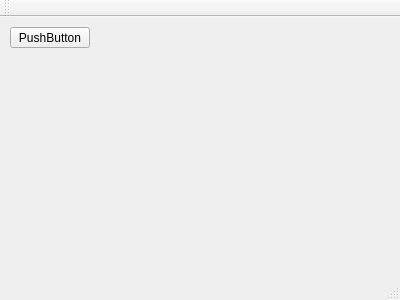
Qt form mainwindow.ui (stormkirill98/StereoTo3D) before a commit.
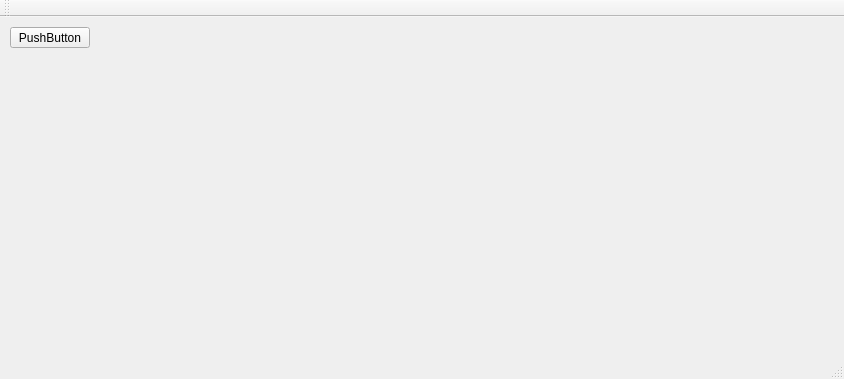
The same form after that commit.

Commit message: define camera ids, output video from camera to widget

```diff
--- a/mainwindow.ui
+++ b/mainwindow.ui
@@ -6,8 +6,8 @@
    <rect>
     <x>0</x>
     <y>0</y>
-    <width>400</width>
-    <height>300</height>
+    <width>844</width>
+    <height>379</height>
    </rect>
   </property>
   <property name="windowTitle">
@@ -33,6 +33,32 @@
      <bool>false</bool>
     </property>
    </widget>
+   <widget class="QLabel" name="image1">
+    <property name="geometry">
+     <rect>
+      <x>10</x>
+      <y>40</y>
+      <width>320</width>
+      <height>240</height>
+     </rect>
+    </property>
+    <property name="text">
+     <string/>
+    </property>
+   </widget>
+   <widget class="QLabel" name="image2">
+    <property name="geometry">
+     <rect>
+      <x>350</x>
+      <y>40</y>
+      <width>320</width>
+      <height>240</height>
+     </rect>
+    </property>
+    <property name="text">
+     <string/>
+    </property>
+   </widget>
   </widget>
   <widget class="QMenuBar" name="menuBar">
    <property name="geometry">
```
Left out of the diff: 2 changed lines with no effect on the pictures. The commit also changes 5 other files.
